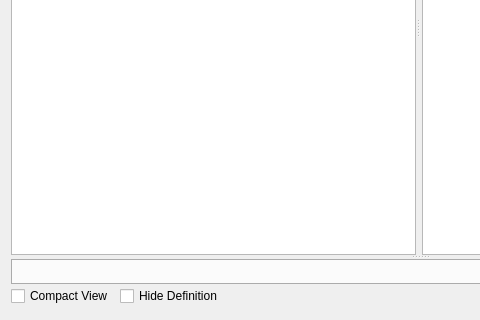
The window that src/option/solveroptionwidget.ui (GAMS-dev/studio) describes before a commit, drawn with Qt 5; both pictures show x 0 to 480 and y 213 to 533 of the 840 by 533 pixel window.
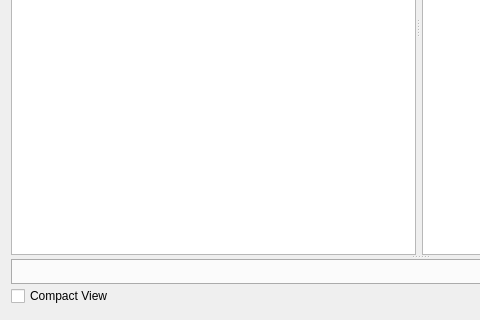
The same window after the commit.

Commit message: allowed multiple selection when showing custom context menu

Patch:
```diff
--- a/src/option/solveroptionwidget.ui
+++ b/src/option/solveroptionwidget.ui
@@ -136,13 +136,6 @@
             </property>
            </widget>
           </item>
-          <item>
-           <widget class="QCheckBox" name="checkBox">
-            <property name="text">
-             <string>Hide Definition</string>
-            </property>
-           </widget>
-          </item>
           <item>
            <spacer name="horizontalSpacer">
             <property name="orientation">
```
The commit also changes 1 other file.
